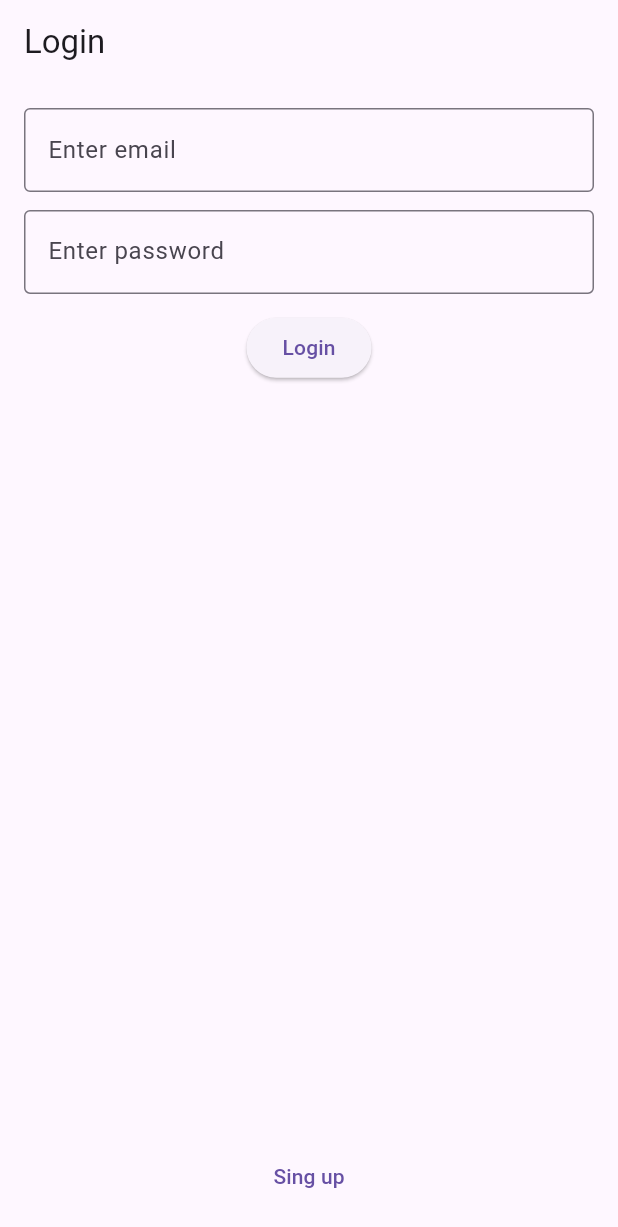
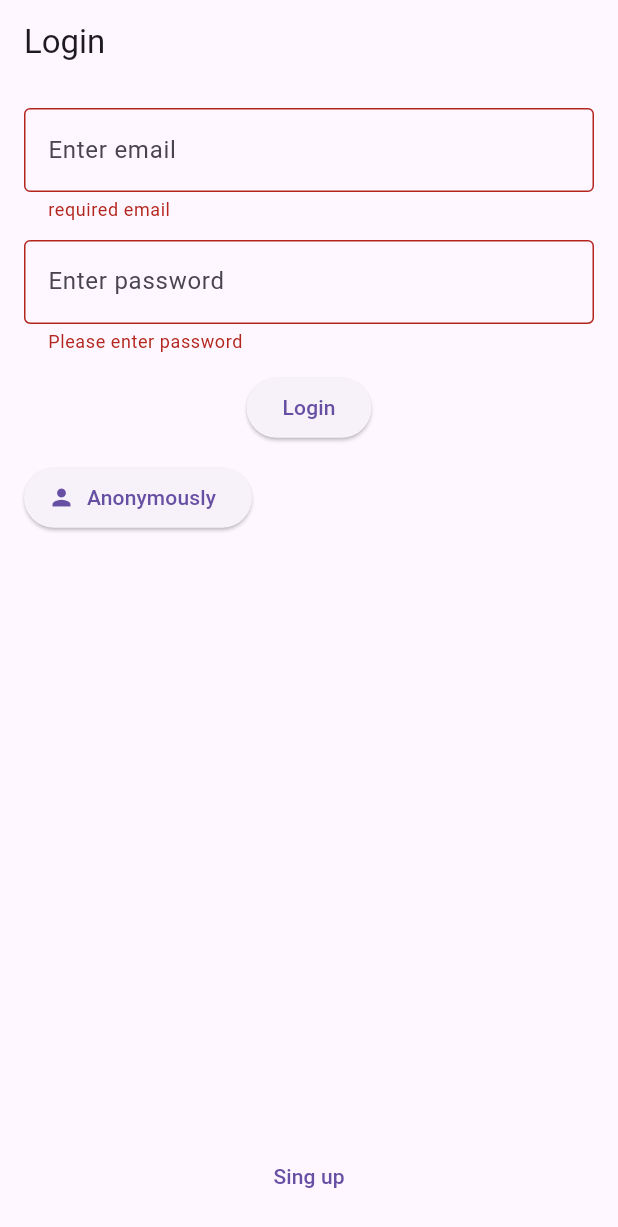
Before and after one commit to Daksh-Parekh/chat_app, a Flutter app: the screen it shows after launch, after a tap on "Login", on a phone screen of 412 x 824 dp. Shown: the top 1227 px of the screen. Run offline on Flutter 3.47's test engine with Material 3 defaults, Android fonts, the phone set to English and light mode, and no system bars; drawn by our look-alikes of toastification; our stand-ins replace firebase_auth, firebase_core, flutter_screenutil, get; accounts and stored records are empty.

Commit message:
Register and login user with email&password

```diff
--- a/lib/main.dart
+++ b/lib/main.dart
@@ -4,6 +4,7 @@ import 'package:firebase_core/firebase_core.dart';
 import 'package:flutter/material.dart';
 import 'package:flutter_screenutil/flutter_screenutil.dart';
 import 'package:get/get.dart';
+import 'package:toastification/toastification.dart';
 
 Future<void> main() async {
   WidgetsFlutterBinding.ensureInitialized();
@@ -19,8 +20,10 @@ class MyApp extends StatelessWidget {
   @override
   Widget build(BuildContext context) {
     return ScreenUtilInit(
-      child: GetMaterialApp(
-        getPages: AppRoutes.pages,
+      child: ToastificationWrapper(
+        child: GetMaterialApp(
+          getPages: AppRoutes.pages,
+        ),
       ),
     );
   }
--- a/lib/screens/login_page.dart
+++ b/lib/screens/login_page.dart
@@ -1,4 +1,6 @@
+import 'package:chat_app/controller/login_controller.dart';
 import 'package:chat_app/main.dart';
+import 'package:chat_app/utils/extension/email_extension.dart';
 import 'package:chat_app/utils/routes/app_routes.dart';
 import 'package:flutter/material.dart';
 import 'package:flutter_screenutil/flutter_screenutil.dart';
@@ -16,16 +18,25 @@ class _LoginPageState extends State<LoginPage> {
   Widget build(BuildContext context) {
     TextEditingController emailController = TextEditingController();
     TextEditingController passController = TextEditingController();
+    LoginController controller = Get.put(LoginController());
+    GlobalKey<FormState> loginFormKey = GlobalKey<FormState>();
     return Scaffold(
       appBar: AppBar(
         title: Text("Login"),
       ),
       body: Padding(
         padding: EdgeInsets.all(16),
+        child: Form(
+          key: loginFormKey,
           child: Column(
             children: [
               TextFormField(
                 controller: emailController,
+                validator: (value) => value!.isEmpty
+                    ? "required email"
+                    : value.isValidEmail()
+                        ? null
+                        : "Please enter proper email!!",
                 decoration: InputDecoration(
                   border: OutlineInputBorder(),
                   hintText: "Enter email",
@@ -34,6 +45,8 @@ class _LoginPageState extends State<LoginPage> {
               SizedBox(height: 10.h),
               TextFormField(
                 controller: passController,
+                validator: (value) =>
+                    value!.isEmpty ? "Please enter password" : null,
                 decoration: InputDecoration(
                   border: OutlineInputBorder(),
                   hintText: "Enter password",
@@ -41,8 +54,25 @@ class _LoginPageState extends State<LoginPage> {
               ),
               SizedBox(height: 10.h),
               ElevatedButton(
+                onPressed: () {
+                  if (loginFormKey.currentState!.validate()) {
+                    controller.loginUser(
+                      email: emailController.text.trim(),
+                      password: passController.text.trim(),
+                    );
+                  }
+                },
+                child: Text("Login"),
+              ),
+              SizedBox(height: 10.h),
+              Row(
+                children: [
+                  ElevatedButton.icon(
                     onPressed: () {},
-              child: Text("Login"),
+                    label: Text("Anonymously"),
+                    icon: Icon(Icons.person),
+                  ),
+                ],
               ),
               Spacer(),
               TextButton(
@@ -54,6 +84,7 @@ class _LoginPageState extends State<LoginPage> {
             ],
           ),
         ),
+      ),
     );
   }
 }
--- a/lib/services/firebase_auth_service.dart
+++ b/lib/services/firebase_auth_service.dart
@@ -1,4 +1,55 @@
+import 'package:firebase_auth/firebase_auth.dart';
+import 'package:firebase_core/firebase_core.dart';
+
 class FirebaseAuthService {
+  FirebaseAuthService._();
+  static FirebaseAuthService auth = FirebaseAuthService._();
+
+  var authentication = FirebaseAuth.instance;
+
   //creating user
+  Future<String?> creatUser(
+      {required String email, required String password}) async {
+    String msg;
+    try {
+      await authentication.createUserWithEmailAndPassword(
+        email: email,
+        password: password,
+      );
+
+      msg = "Success";
+    } on FirebaseAuthException catch (e) {
+      switch (e.code) {
+        case 'operation-not-allowed':
+          msg = 'this service not available';
+        case 'weak-password':
+          msg = "Your password is too week";
+        default:
+          msg = e.code;
+      }
+    }
+    return msg;
+    // return userCredential.user;
+  }
+
   //Login user
+  Future<String> loginUser(
+      {required String email, required String password}) async {
+    String msg;
+    try {
+      await authentication.signInWithEmailAndPassword(
+          email: email, password: password);
+      msg = "Success";
+    } on FirebaseAuthException catch (e) {
+      switch (e.code) {
+        case 'invalid-credential':
+          msg = "Invalid credential";
+        case 'operation-not-allowed':
+          msg = "This service no more";
+        default:
+          msg = e.code;
+      }
+    }
+    return msg;
+  }
 }
--- a/pubspec.yaml
+++ b/pubspec.yaml
@@ -39,6 +39,7 @@ dependencies:
   get: ^4.6.6
   firebase_auth: ^5.4.0
   flutter_screenutil: ^5.9.3
+  toastification: ^2.3.0
 
 dev_dependencies:
   flutter_test:
```
Also changed, not shown: lib/controller/login_controller.dart (added, +30 -0 lines), lib/controller/register_controller.dart (added, +31 -0 lines), lib/screens/register_page.dart (+40 -1 lines), lib/utils/extension/email_extension.dart (added, +7 -0 lines), pubspec.lock. Lines whose indentation alone changed are shown as unchanged.
